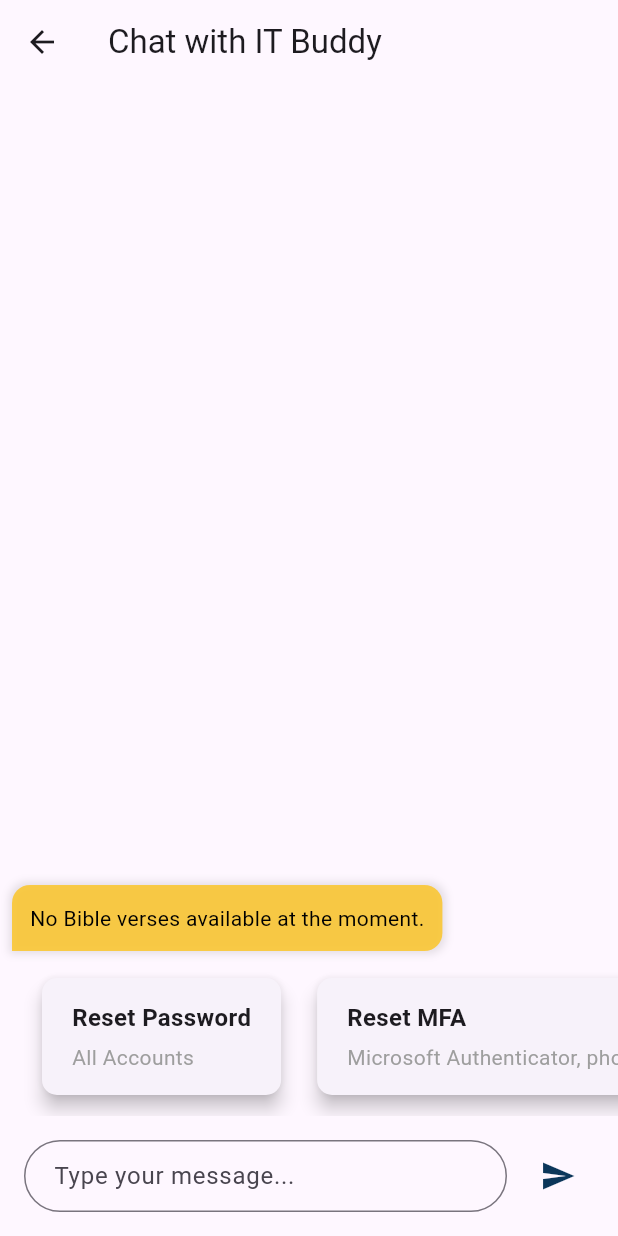
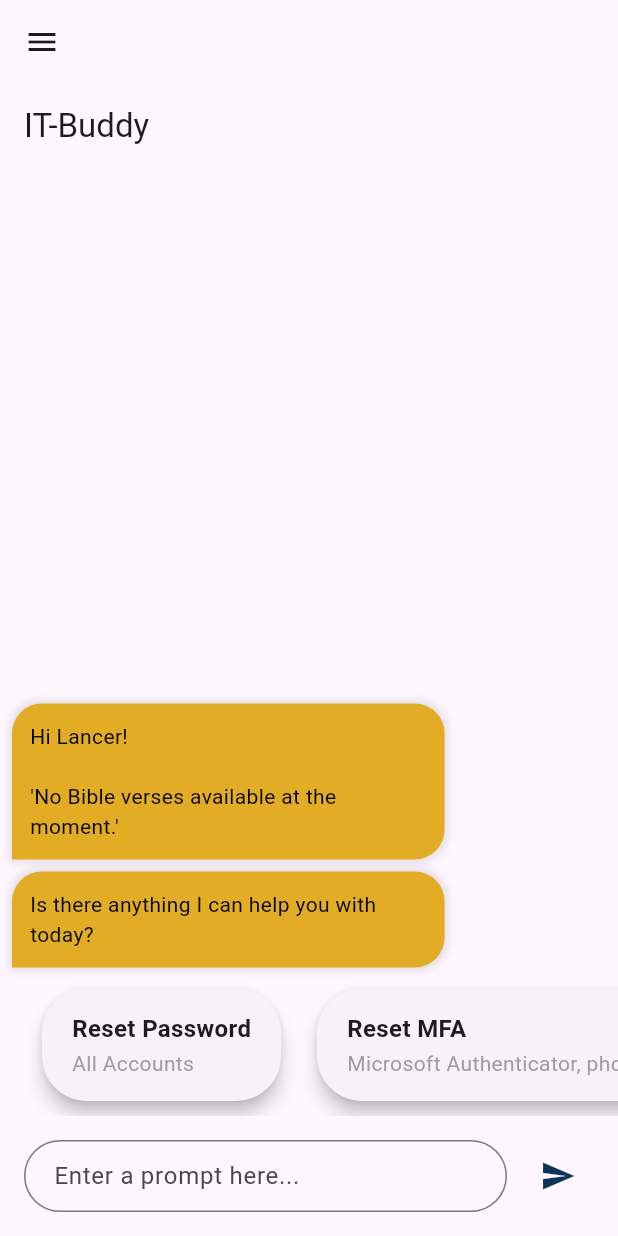
Before and after one commit to CBU-IT-Buddy/CBU_IT_Buddy, a Flutter app: the screen it shows after launch, in the side drawer, after a tap on "New Chat", on a phone screen of 412 x 824 dp. Run offline on Flutter 3.47's test engine with Material 3 defaults, Android fonts, the phone set to English and light mode, and no system bars; our stand-ins replace cloud_firestore, firebase_core; accounts and stored records are empty.

Commit message:
Ui Changes
Some App Wide Ui Changes

App opens straight to chat page

Initial Chatbot messages changes

```diff
--- a/cbu_it_buddy/lib/helpers/chatbot_helper.dart
+++ b/cbu_it_buddy/lib/helpers/chatbot_helper.dart
@@ -46,14 +46,15 @@ class ChatbotHelper {
   ////////////////////////////////////////
   String _formatResponse(String title, String content, String link) {
     StringBuffer responseBuffer = StringBuffer();
-    responseBuffer.writeln('**$title**\n');
+    responseBuffer.writeln('$title\n');
     responseBuffer.writeln(content);
 
+    // If link is available, add a Markdown-style hyperlink
     if (link.isNotEmpty) {
       responseBuffer.writeln('\n[View Full Solution]($link)');
     }
 
-    return responseBuffer.toString();
+    return responseBuffer.toString(); // Markdown string for rendering
   }
 
   ////////////////////////////////////////
--- a/cbu_it_buddy/lib/main.dart
+++ b/cbu_it_buddy/lib/main.dart
@@ -41,15 +41,23 @@ class CBUITBuddyApp extends StatelessWidget {
 //////////////////////////////////////////////
 // Main Page with Navigation Drawer
 //////////////////////////////////////////////
-class MainPage extends StatelessWidget {
+class MainPage extends StatefulWidget {
   const MainPage({super.key});
+
+  @override
+  _MainPageState createState() => _MainPageState();
+}
+
+class _MainPageState extends State<MainPage> {
+  // Track the currently selected page
+  Widget _selectedPage = const ChatPage(query: 'Reset Password');
 
   @override
   Widget build(BuildContext context) {
     return Scaffold(
       appBar: AppBar(
-        title: const Text('CBU IT Buddy'),
-      ),
+          // title: const Text('CBU IT Buddy'),
+          ),
       //////////////////////////////////////////////
       // Navigation Drawer Code !!!!!!
       //////////////////////////////////////////////
@@ -70,67 +78,59 @@ class MainPage extends StatelessWidget {
               leading: const Icon(Icons.chat),
               title: const Text('New Chat'),
               onTap: () {
-                // Navigate to New Chat (ChatPage) instead of the old HomePage
-                Navigator.push(
-                  context,
-                  MaterialPageRoute(
-                    builder: (context) => const ChatPage(
-                        query: 'Reset Password'), // Example query
-                  ),
-                );
+                setState(() {
+                  _selectedPage = const ChatPage(query: 'Reset Password');
+                });
+                Navigator.pop(context); // Close the drawer
               },
             ),
             ListTile(
               leading: const Icon(Icons.question_answer),
               title: const Text('Frequently Asked Q&A'),
               onTap: () {
-                // Navigate to FAQ Page
-                Navigator.push(
-                  context,
-                  MaterialPageRoute(builder: (context) => const FAQPage()),
-                );
+                setState(() {
+                  _selectedPage = const FAQPage();
+                });
+                Navigator.pop(context); // Close the drawer
               },
             ),
             ListTile(
               leading: const Icon(Icons.contacts),
               title: const Text('CBU Departments Contact'),
               onTap: () {
-                // Navigate to Departments Contact Page
-                Navigator.push(
-                  context,
-                  MaterialPageRoute(
-                      builder: (context) => const DepartmentsContactPage()),
-                );
+                setState(() {
+                  _selectedPage = const DepartmentsContactPage();
+                });
+                Navigator.pop(context); // Close the drawer
               },
             ),
             ListTile(
               leading: const Icon(Icons.feedback),
               title: const Text('Feedback for IT-Buddy'),
               onTap: () {
-                // Navigate to Feedback Page
-                Navigator.push(
-                  context,
-                  MaterialPageRoute(builder: (context) => const FeedbackPage()),
-                );
+                setState(() {
+                  _selectedPage = const FeedbackPage();
+                });
+                Navigator.pop(context); // Close the drawer
               },
             ),
             ListTile(
               leading: const Icon(Icons.videogame_asset),
               title: const Text('IT Office Game'),
               onTap: () {
-                // Navigate to the IT Office Game page
-                Navigator.push(
-                  context,
-                  MaterialPageRoute(builder: (context) => const GamePage()),
-                );
+                setState(() {
+                  _selectedPage = const GamePage();
+                });
+                Navigator.pop(context); // Close the drawer
               },
             ),
           ],
         ),
       ),
-      body: const Center(
-        child: Text('Select an option from the Navigation Drawer.'),
-      ),
+      //////////////////////////////////////////////
+      // Set the Selected Page as the Body !!!!!!
+      //////////////////////////////////////////////
+      body: _selectedPage,
     );
   }
 }
--- a/cbu_it_buddy/lib/screens/chat_page.dart
+++ b/cbu_it_buddy/lib/screens/chat_page.dart
@@ -1,3 +1,4 @@
+import 'dart:async'; // Import Timer
 import 'package:flutter/material.dart';
 import 'package:cloud_firestore/cloud_firestore.dart';
 import '../widgets/chat_bubbles.dart';
@@ -29,8 +30,21 @@ class _ChatPageState extends State<ChatPage> {
 
   Future<void> _fetchBibleVerse() async {
     String verse = await BibleService().fetchBibleVerse();
+
+    // Display the first message with the Bible verse
     setState(() {
-      _chatMessages.add({"message": verse, "isUserMessage": false});
+      _chatMessages
+          .add({"message": "Hi Lancer!\n\n'$verse'", "isUserMessage": false});
+    });
+
+    // Add a 2-second delay for the follow-up message
+    Timer(const Duration(seconds: 2), () {
+      setState(() {
+        _chatMessages.add({
+          "message": "Is there anything I can help you with today?",
+          "isUserMessage": false
+        });
+      });
     });
   }
 
@@ -63,7 +77,7 @@ class _ChatPageState extends State<ChatPage> {
   Widget build(BuildContext context) {
     return Scaffold(
       appBar: AppBar(
-        title: const Text("Chat with IT Buddy"),
+        title: const Text("IT-Buddy"),
       ),
       body: Column(
         children: [
@@ -85,7 +99,7 @@ class _ChatPageState extends State<ChatPage> {
             SingleChildScrollView(
               scrollDirection: Axis.horizontal,
               child: Padding(
-                padding: const EdgeInsets.symmetric(vertical: 10.0),
+                padding: const EdgeInsets.symmetric(vertical: 6.0),
                 child: Row(
                   children: [
                     const SizedBox(width: 16.0),
@@ -118,7 +132,7 @@ class _ChatPageState extends State<ChatPage> {
                     focusNode: _focusNode,
                     controller: _textController,
                     decoration: InputDecoration(
-                      hintText: "Type your message...",
+                      hintText: "Enter a prompt here...",
                       border: OutlineInputBorder(
                         borderRadius: BorderRadius.circular(30),
                       ),
--- a/cbu_it_buddy/lib/widgets/chat_bubbles.dart
+++ b/cbu_it_buddy/lib/widgets/chat_bubbles.dart
@@ -40,16 +40,16 @@ class ChatBubble extends StatelessWidget {
         padding: padding ?? const EdgeInsets.all(12.0),
         decoration: BoxDecoration(
           color: isUserMessage
-              ? const Color(0xFF4BAEFF) // User message color
-              : const Color.fromARGB(179, 255, 191, 0), // AI message color
+              ? const Color.fromARGB(255, 16, 92, 191) // User message color
+              : const Color.fromARGB(255, 226, 172, 36), // AI message color
           //////////////////////////////////////////////
           // Set border radius based on message type
           //////////////////////////////////////////////
           borderRadius: BorderRadius.only(
-            topLeft: Radius.circular(12.0),
-            topRight: Radius.circular(12.0),
-            bottomLeft: isUserMessage ? Radius.circular(12.0) : Radius.zero,
-            bottomRight: isUserMessage ? Radius.zero : Radius.circular(12.0),
+            topLeft: Radius.circular(20.0),
+            topRight: Radius.circular(20.0),
+            bottomLeft: isUserMessage ? Radius.circular(20.0) : Radius.zero,
+            bottomRight: isUserMessage ? Radius.zero : Radius.circular(20.0),
           ),
           //////////////////////////////////////////////
           // Apply shadow for subtle elevation
--- a/cbu_it_buddy/lib/widgets/option_card.dart
+++ b/cbu_it_buddy/lib/widgets/option_card.dart
@@ -22,7 +22,7 @@ class OptionCard extends StatelessWidget {
         child: Card(
           elevation: 5, // Slight elevation for better visibility
           shape: RoundedRectangleBorder(
-            borderRadius: BorderRadius.circular(10), // Rounded corners
+            borderRadius: BorderRadius.circular(30), // Rounded corners
           ),
           child: Padding(
             padding: const EdgeInsets.symmetric(
@@ -44,7 +44,7 @@ class OptionCard extends StatelessWidget {
                   ),
                   overflow: TextOverflow.visible, // Prevents text wrapping
                 ),
-                const SizedBox(height: 5),
+                const SizedBox(height: 2),
                 // Subtitle Text
                 Text(
                   subtitle,
--- a/cbu_it_buddy/pubspec.yaml
+++ b/cbu_it_buddy/pubspec.yaml
@@ -38,6 +38,7 @@ dependencies:
   firebase_core: ^3.5.0
   url_launcher: ^6.3.1
   cloud_firestore: ^5.6.2
+  flutter_markdown: ^0.6.12
 
 dev_dependencies:
   flutter_test:
```
Also changed, not shown: cbu_it_buddy/pubspec.lock.
